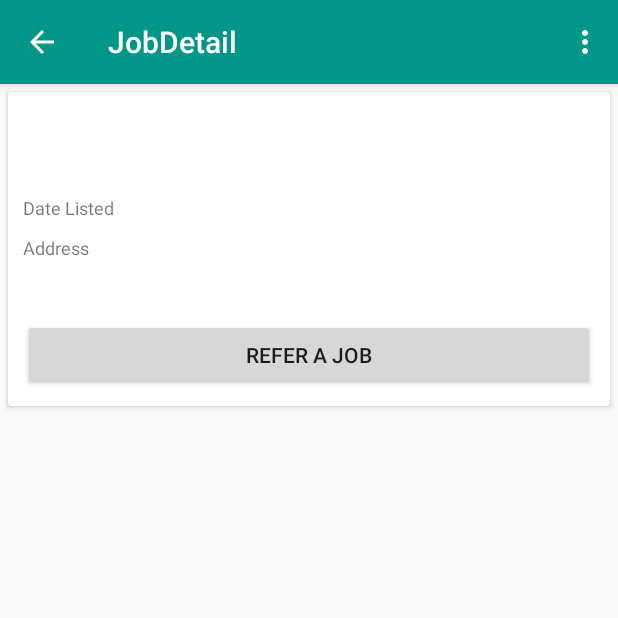
After one commit to sparksteam5/JobReferDemo, an Android app: the JobDetail screen opened directly, with no data from a screen before it, on a phone screen of 412 x 824 dp, the top half of it. The commit adds this screen. Run offline under Robolectric (Android 15) with nearby library versions, the phone set to English and light mode, and no system bars; network calls fail.

Commit message:
Update Job and Create Job Detail

```diff
--- a/app/src/main/java/netuinfotech/jobreferdemo/activity/FragmentJob.java
+++ b/app/src/main/java/netuinfotech/jobreferdemo/activity/FragmentJob.java
@@ -21,6 +21,8 @@ import com.android.volley.toolbox.StringRequest;
 import org.json.JSONException;
 import org.json.JSONObject;
 
+import java.text.SimpleDateFormat;
+import java.util.Calendar;
 import java.util.HashMap;
 import java.util.Map;
 
@@ -38,6 +40,7 @@ public class FragmentJob extends Fragment{
     Button btnAdd;
 
     private ProgressDialog pDialog;
+    String formattedDate;
 
     @Override
     public void onCreate(Bundle savedInstanceState) {
@@ -80,6 +83,14 @@ public class FragmentJob extends Fragment{
                 addJob();
             }
         });
+
+        //Get Current Date
+        Calendar c = Calendar.getInstance();
+        System.out.println("Current time => " + c.getTime());
+
+        SimpleDateFormat df = new SimpleDateFormat("dd-MMM-yyyy");
+        formattedDate = df.format(c.getTime());
+
     }
 
     public  void addJob(){
@@ -130,7 +141,7 @@ public class FragmentJob extends Fragment{
 
                 params.put("title", txtTitle.getText().toString());
                 params.put("name", txtName.getText().toString());
-//                params.put("technology", txtTech.getText().toString());
+                params.put("date", formattedDate);
 //                params.put("vacany", spnVacnay.getSelectedItem().toString());
                 params.put("address", txtAddress.getText().toString());
                 params.put("description", txtDescription.getText().toString());
--- a/app/src/main/java/netuinfotech/jobreferdemo/activity/FragmentJobList.java
+++ b/app/src/main/java/netuinfotech/jobreferdemo/activity/FragmentJobList.java
@@ -28,6 +28,7 @@ import java.util.Map;
 
 import netuinfotech.jobreferdemo.R;
 import netuinfotech.jobreferdemo.adapter.CustomListAdapter;
+import netuinfotech.jobreferdemo.adapter.MyRecyclerViewAdapter;
 import netuinfotech.jobreferdemo.app.AppConfig;
 import netuinfotech.jobreferdemo.app.AppController1;
 import netuinfotech.jobreferdemo.model.Job;
@@ -65,17 +66,13 @@ public class FragmentJobList extends Fragment {
     public void onActivityCreated(Bundle savedInstanceState) {
         super.onActivityCreated(savedInstanceState);
 
-//        lstJob = (ListView) getView().findViewById(R.id.lst1);
-//        adapter = new CustomListAdapter(getActivity(), jobList);
-//        lstJob.setAdapter(adapter);
-
         mRecyclerView = (RecyclerView) getView().findViewById(R.id.my_recycler_view);
         mRecyclerView.setHasFixedSize(true);
 
         mLayoutManager = new LinearLayoutManager(getActivity());
         mRecyclerView.setLayoutManager(mLayoutManager);
 
-        mAdapter = new MyRecyclerViewAdapter(jobList);
+        mAdapter = new MyRecyclerViewAdapter(jobList,getActivity());
         mRecyclerView.setAdapter(mAdapter);
 
         // Progress dialog
@@ -84,47 +81,7 @@ public class FragmentJobList extends Fragment {
 
         setJobList();
 
-//        lstJob.setOnItemClickListener(new AdapterView.OnItemClickListener() {
-//            @Override
-//            public void onItemClick(AdapterView<?> parent, View view, int position, long id) {
-//
-//            }
-//        });
-//
-//        lstJob.setOnItemLongClickListener(new AdapterView.OnItemLongClickListener() {
-//            @Override
-//            public boolean onItemLongClick(AdapterView<?> parent, View view, int position, long id) {
-//                view.setSelected(true);
-//                return false;
-//            }
-//        });
-//
-//        lstJob.setMultiChoiceModeListener(new AbsListView.MultiChoiceModeListener() {
-//            @Override
-//            public void onItemCheckedStateChanged(ActionMode mode, int position, long id, boolean checked) {
-//
-//            }
-//
-//            @Override
-//            public boolean onCreateActionMode(ActionMode mode, Menu menu) {
-//                return false;
-//            }
-//
-//            @Override
-//            public boolean onPrepareActionMode(ActionMode mode, Menu menu) {
-//                return false;
-//            }
-//
-//            @Override
-//            public boolean onActionItemClicked(ActionMode mode, MenuItem item) {
-//                return false;
-//            }
-//
-//            @Override
-//            public void onDestroyActionMode(ActionMode mode) {
-//
-//            }
-//        });
+
     }
 
     public void setJobList(){
@@ -159,8 +116,7 @@ public class FragmentJobList extends Fragment {
 
                             Job job = new Job();
                             job.setName(obj.getString("name"));
-//                            job.setTechnology(obj.getString("technology"));
-//                            job.setVacany(obj.getString("vacany"));
+                            job.setDate(obj.getString("date"));
                             job.setTitle(obj.getString("title"));
                             job.setAddress(obj.getString("address"));
                             job.setDescription(obj.getString("description"));
--- /dev/null
+++ b/app/src/main/java/netuinfotech/jobreferdemo/activity/JobDetail.java
@@ -0,0 +1,79 @@
+package netuinfotech.jobreferdemo.activity;
+
+import android.content.Intent;
+import android.os.Bundle;
+import android.support.v7.app.AppCompatActivity;
+import android.support.v7.widget.Toolbar;
+import android.view.Menu;
+import android.view.MenuItem;
+import android.widget.TextView;
+
+import netuinfotech.jobreferdemo.R;
+
+public class JobDetail extends AppCompatActivity {
+
+    TextView txtTitle, txtCompany, txtDate, txtAddress, txtDescription;
+
+    @Override
+    protected void onCreate(Bundle savedInstanceState) {
+        super.onCreate(savedInstanceState);
+        setContentView(R.layout.activity_job_detail);
+        Toolbar toolbar = (Toolbar) findViewById(R.id.toolbar);
+        setSupportActionBar(toolbar);
+
+        txtTitle= (TextView) findViewById(R.id.title);
+        txtCompany= (TextView) findViewById(R.id.company);
+        txtDate= (TextView) findViewById(R.id.date);
+        txtAddress= (TextView) findViewById(R.id.address);
+        txtDescription= (TextView) findViewById(R.id.description);
+
+        Intent ob=getIntent();
+
+        txtTitle.setText(ob.getStringExtra("title"));
+        txtCompany.setText(ob.getStringExtra("company"));
+        txtDate.setText(ob.getStringExtra("date"));
+        txtAddress.setText(ob.getStringExtra("address"));
+        txtDescription.setText(ob.getStringExtra("description"));
+
+//        FloatingActionButton fab = (FloatingActionButton) findViewById(R.id.fab);
+//        fab.setOnClickListener(new View.OnClickListener() {
+//            @Override
+//            public void onClick(View view) {
+//                Snackbar.make(view, "Replace with your own action", Snackbar.LENGTH_LONG)
+//                        .setAction("Action", null).show();
+//            }
+//        });
+
+        getSupportActionBar().setDisplayHomeAsUpEnabled(true);
+    }
+
+    @Override
+    public void onBackPressed() {
+        super.onBackPressed();
+    }
+
+    @Override
+    public boolean onCreateOptionsMenu(Menu menu) {
+        // Inflate the menu; this adds items to the action bar if it is present.
+        getMenuInflater().inflate(R.menu.menu_job_detail, menu);
+        return true;
+    }
+
+    @Override
+    public boolean onOptionsItemSelected(MenuItem item) {
+        // Handle action bar item clicks here. The action bar will
+        // automatically handle clicks on the Home/Up button, so long
+        // as you specify a parent activity in AndroidManifest.xml.
+        switch (item.getItemId()) {
+            case android.R.id.home:
+                // API 5+ solution
+                onBackPressed();
+                return true;
+
+            default:
+                return super.onOptionsItemSelected(item);
+        }
+    }
+
+
+}
--- a/app/src/main/java/netuinfotech/jobreferdemo/adapter/CustomListAdapter.java
+++ b/app/src/main/java/netuinfotech/jobreferdemo/adapter/CustomListAdapter.java
@@ -74,8 +74,8 @@ public class CustomListAdapter extends BaseAdapter {
 		title.setText(m.getTitle());
 		company.setText(m.getName());
 		address.setText(m.getAddress());
-		vacany.setText(m.getVacany());
-		tech.setText(m.getTechnology());
+//		vacany.setText(m.getVacany());
+//		tech.setText(m.getTechnology());
 		description.setText(m.getDescription());
 
 		return convertView;
--- a/app/src/main/java/netuinfotech/jobreferdemo/activity/MyRecyclerViewAdapter.java
+++ b/app/src/main/java/netuinfotech/jobreferdemo/adapter/MyRecyclerViewAdapter.java
@@ -1,5 +1,7 @@
-package netuinfotech.jobreferdemo.activity;
+package netuinfotech.jobreferdemo.adapter;
 
+import android.content.Context;
+import android.content.Intent;
 import android.support.v7.widget.RecyclerView;
 import android.util.Log;
 import android.view.LayoutInflater;
@@ -10,7 +12,10 @@ import android.widget.TextView;
 import java.util.ArrayList;
 
 import netuinfotech.jobreferdemo.R;
+import netuinfotech.jobreferdemo.activity.JobDetail;
 import netuinfotech.jobreferdemo.model.Job;
+
+;
 
 /**
  * Created by Jay Mataji on 4/30/2016.
@@ -18,8 +23,9 @@ import netuinfotech.jobreferdemo.model.Job;
 public class MyRecyclerViewAdapter extends RecyclerView.Adapter<MyRecyclerViewAdapter.DataObjectHolder> {
 
     private static String LOG_TAG = "MyRecyclerViewAdapter";
-    private ArrayList<Job> mDataset;
+    private static ArrayList<Job> mDataset;
     private static MyClickListener myClickListener;
+    static Context context;
 
     public static class DataObjectHolder extends RecyclerView.ViewHolder
             implements View
@@ -30,16 +36,27 @@ public class MyRecyclerViewAdapter extends RecyclerView.Adapter<MyRecyclerViewAd
         public DataObjectHolder(View itemView) {
             super(itemView);
             txtTitle = (TextView) itemView.findViewById(R.id.title);
-            txtCompany = (TextView) itemView.findViewById(R.id.company);
-            txtDate= (TextView) itemView.findViewById(R.id.date);
-            txtAddress = (TextView) itemView.findViewById(R.id.address);
-            txtDescription = (TextView) itemView.findViewById(R.id.description);
+//            txtCompany = (TextView) itemView.findViewById(R.id.company);
+//            txtDate= (TextView) itemView.findViewById(R.id.date);
+//            txtAddress = (TextView) itemView.findViewById(R.id.address);
+//            txtDescription = (TextView) itemView.findViewById(R.id.description);
             Log.i(LOG_TAG, "Adding Listener");
             itemView.setOnClickListener(this);
         }
 
         @Override
         public void onClick(View v) {
+
+            Intent ob=new Intent(context, JobDetail.class);
+
+            ob.putExtra("title",mDataset.get(getAdapterPosition()).getTitle());
+            ob.putExtra("company",mDataset.get(getAdapterPosition()).getName());
+            ob.putExtra("date",mDataset.get(getAdapterPosition()).getDate());
+            ob.putExtra("address",mDataset.get(getAdapterPosition()).getAddress());
+            ob.putExtra("description",mDataset.get(getAdapterPosition()).getDescription());
+
+            context.startActivity(ob);
+
 //            myClickListener.onItemClick(getAdapterPosition(), v);
         }
     }
@@ -48,8 +65,9 @@ public class MyRecyclerViewAdapter extends RecyclerView.Adapter<MyRecyclerViewAd
 //        this.myClickListener = myClickListener;
     }
 
-    public MyRecyclerViewAdapter(ArrayList<Job> myDataset) {
+    public MyRecyclerViewAdapter(ArrayList<Job> myDataset,Context context) {
         mDataset = myDataset;
+        this.context=context;
     }
 
     @Override
@@ -65,9 +83,9 @@ public class MyRecyclerViewAdapter extends RecyclerView.Adapter<MyRecyclerViewAd
     @Override
     public void onBindViewHolder(DataObjectHolder holder, int position) {
         holder.txtTitle.setText(mDataset.get(position).getTitle());
-        holder.txtCompany.setText(mDataset.get(position).getName());
-        holder.txtAddress.setText(mDataset.get(position).getAddress());
-        holder.txtDescription.setText(mDataset.get(position).getDescription());
+//        holder.txtCompany.setText(mDataset.get(position).getName());
+//        holder.txtAddress.setText(mDataset.get(position).getAddress());
+//        holder.txtDescription.setText(mDataset.get(position).getDescription());
     }
 
     public void addItem(Job dataObj, int index) {
--- a/app/src/main/java/netuinfotech/jobreferdemo/model/Job.java
+++ b/app/src/main/java/netuinfotech/jobreferdemo/model/Job.java
@@ -2,7 +2,7 @@ package netuinfotech.jobreferdemo.model;
 
 public class Job {
 
-	private String title, name, technology, vacany, address, description;
+	private String title, name, date, address, description;
 
 	public String getName() {
 		return name;
@@ -10,22 +10,6 @@ public class Job {
 
 	public void setName(String name) {
 		this.name = name;
-	}
-
-	public String getTechnology() {
-		return technology;
-	}
-
-	public void setTechnology(String technology) {
-		this.technology = technology;
-	}
-
-	public String getVacany() {
-		return vacany;
-	}
-
-	public void setVacany(String vacany) {
-		this.vacany= vacany;
 	}
 
 	public String getTitle() {
@@ -51,4 +35,12 @@ public class Job {
 	public void setAddress(String address) {
 		this.address = address;
 	}
+
+	public String getDate() {
+		return date;
+	}
+
+	public void setDate(String date) {
+		this.date = date;
+	}
 }
--- /dev/null
+++ b/app/src/main/res/layout/activity_job_detail.xml
@@ -0,0 +1,26 @@
+<?xml version="1.0" encoding="utf-8"?>
+<android.support.design.widget.CoordinatorLayout xmlns:android="http://schemas.android.com/apk/res/android"
+    xmlns:app="http://schemas.android.com/apk/res-auto"
+    xmlns:tools="http://schemas.android.com/tools"
+    android:layout_width="match_parent"
+    android:layout_height="match_parent"
+    android:fitsSystemWindows="true"
+    tools:context="netuinfotech.jobreferdemo.activity.JobDetail">
+
+    <android.support.design.widget.AppBarLayout
+        android:layout_width="match_parent"
+        android:layout_height="wrap_content"
+        android:theme="@style/AppTheme.AppBarOverlay">
+
+        <android.support.v7.widget.Toolbar
+            android:id="@+id/toolbar"
+            android:layout_width="match_parent"
+            android:layout_height="?attr/actionBarSize"
+            android:background="?attr/colorPrimary"
+            app:popupTheme="@style/AppTheme.PopupOverlay" />
+
+    </android.support.design.widget.AppBarLayout>
+
+    <include layout="@layout/content_job_detail" />
+
+</android.support.design.widget.CoordinatorLayout>
--- a/app/src/main/res/layout/cardview.xml
+++ b/app/src/main/res/layout/cardview.xml
@@ -24,7 +24,7 @@
                 android:layout_height="wrap_content"
                 android:layout_alignParentTop="true"
                 android:textStyle="bold" />
-
+            <!--
             <TextView
                 android:id="@+id/company"
                 android:layout_width="wrap_content"
@@ -92,7 +92,10 @@
                 android:layout_height="wrap_content"
                 android:text="dsmdlaskdasdaj"/>
 
+            -->
+
         </RelativeLayout>
+
 
     </android.support.v7.widget.CardView>
 
--- /dev/null
+++ b/app/src/main/res/layout/content_job_detail.xml
@@ -0,0 +1,111 @@
+<?xml version="1.0" encoding="utf-8"?>
+<RelativeLayout xmlns:android="http://schemas.android.com/apk/res/android"
+    xmlns:app="http://schemas.android.com/apk/res-auto"
+    xmlns:card_view="http://schemas.android.com/apk/res-auto"
+    xmlns:tools="http://schemas.android.com/tools"
+    android:layout_width="match_parent"
+    android:layout_height="match_parent"
+    app:layout_behavior="@string/appbar_scrolling_view_behavior"
+    tools:context="netuinfotech.jobreferdemo.activity.JobDetail"
+    tools:showIn="@layout/activity_job_detail">
+
+    <android.support.v7.widget.CardView
+        android:id="@+id/card_view"
+        android:layout_width="fill_parent"
+        android:layout_height="wrap_content"
+        android:layout_gravity="center"
+        android:layout_margin="5dp"
+        card_view:cardCornerRadius="2dp"
+        card_view:contentPadding="10dp">
+
+        <RelativeLayout
+            android:layout_width="fill_parent"
+            android:layout_height="fill_parent">
+
+            <TextView
+                android:id="@+id/title"
+                android:layout_width="wrap_content"
+                android:layout_height="wrap_content"
+                android:layout_alignParentTop="true"
+                android:textStyle="bold" />
+
+            <TextView
+                android:id="@+id/company"
+                android:layout_width="wrap_content"
+                android:layout_height="wrap_content"
+                android:layout_below="@+id/title"
+                android:layout_marginTop="10dp" />
+
+            <RelativeLayout
+                android:id="@+id/rrDate"
+                android:layout_width="match_parent"
+                android:layout_height="wrap_content"
+                android:layout_below="@id/company"
+                android:layout_marginTop="10dp">
+
+                <TextView
+                    android:layout_width="100dp"
+                    android:layout_height="wrap_content"
+                    android:layout_alignParentLeft="true"
+                    android:text="Date Listed"
+                    android:textSize="12dp" />
+
+                <TextView
+                    android:id="@+id/date"
+                    android:layout_width="100dp"
+                    android:layout_height="wrap_content"
+                    android:layout_alignParentRight="true"
+                    android:gravity="right"
+                    android:text="1/5/2016"
+                    android:textSize="12dp" />
+
+            </RelativeLayout>
+
+            <RelativeLayout
+                android:id="@+id/rrAddress"
+                android:layout_width="match_parent"
+                android:layout_height="wrap_content"
+                android:layout_below="@id/rrDate"
+                android:layout_marginTop="10dp">
+
+                <TextView
+                    android:layout_width="100dp"
+                    android:layout_height="wrap_content"
+                    android:layout_alignParentLeft="true"
+                    android:text="Address"
+                    android:textSize="12dp" />
+
+                <TextView
+                    android:id="@+id/address"
+                    android:layout_width="150dp"
+                    android:layout_height="wrap_content"
+                    android:layout_alignParentRight="true"
+                    android:gravity="right"
+                    android:text="9 Beayfort P{arade, Taylors Hill, VIC"
+                    android:textSize="10dp" />
+
+            </RelativeLayout>
+
+            <TextView
+                android:id="@+id/description"
+                android:layout_width="match_parent"
+                android:layout_height="wrap_content"
+                android:layout_below="@+id/rrAddress"
+                android:layout_marginTop="10dp"
+                android:gravity="left"
+                android:text="dsmdlaskdasdaj"
+                android:textSize="10dp" />
+
+            <Button
+                android:layout_width="match_parent"
+                android:layout_height="wrap_content"
+                android:text="Refer A JOB"
+                android:layout_marginTop="15dp"
+                android:layout_below="@+id/description"/>
+
+        </RelativeLayout>
+
+
+    </android.support.v7.widget.CardView>
+
+</RelativeLayout>
--- /dev/null
+++ b/app/src/main/res/menu/menu_job_detail.xml
@@ -0,0 +1,10 @@
+<menu xmlns:android="http://schemas.android.com/apk/res/android"
+    xmlns:app="http://schemas.android.com/apk/res-auto"
+    xmlns:tools="http://schemas.android.com/tools"
+    tools:context="exam.mcq.it.itmcq.TestList">
+    <item
+        android:id="@+id/action_settings"
+        android:orderInCategory="100"
+        android:title="@string/action_settings"
+        app:showAsAction="never" />
+</menu>
--- a/app/src/main/res/values/strings.xml
+++ b/app/src/main/res/values/strings.xml
@@ -57,6 +57,7 @@
         <item>10</item>
     </string-array>
     <string name="title_activity_agreement">AgreementActivity</string>
+    <string name="title_activity_job_detail">JobDetail</string>
 
 
 </resources>
```
Also changed, not shown: app/src/main/AndroidManifest.xml (+10 -1 lines), 62 other files.
